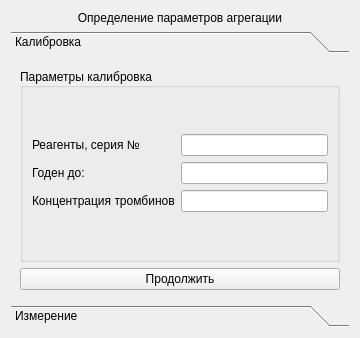
This is choisedialog/agr1.ui in krang4d/Agrekola as Qt 5 draws it before an edit. The edited form follows.
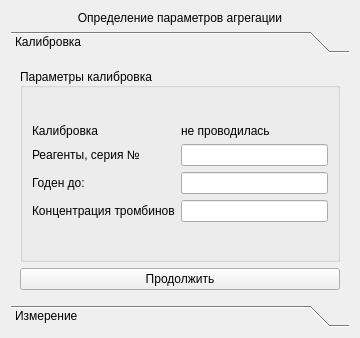
This is the edited form. The open tabs and pages were chosen to show the change. Custom widgets are drawn as their Qt base class.

Commit message: add methods Wait() & getMaximum() to the class ProgressTimerBar

```diff
--- a/choisedialog/agr1.ui
+++ b/choisedialog/agr1.ui
@@ -64,7 +64,7 @@
             </property>
            </spacer>
           </item>
-          <item row="1" column="0">
+          <item row="2" column="0">
            <widget class="QLabel" name="label_1">
             <property name="text">
              <string>Реагенты, серия №</string>
@@ -74,10 +74,10 @@
             </property>
            </widget>
           </item>
-          <item row="1" column="1">
+          <item row="2" column="1">
            <widget class="QLineEdit" name="lineEdit_1"/>
           </item>
-          <item row="2" column="0">
+          <item row="3" column="0">
            <widget class="QLabel" name="label_2">
             <property name="text">
              <string>Годен до:</string>
@@ -87,10 +87,10 @@
             </property>
            </widget>
           </item>
-          <item row="2" column="1">
+          <item row="3" column="1">
            <widget class="QLineEdit" name="lineEdit_2"/>
           </item>
-          <item row="3" column="0">
+          <item row="4" column="0">
            <widget class="QLabel" name="label_3">
             <property name="text">
              <string>Концентрация тромбинов</string>
@@ -100,10 +100,10 @@
             </property>
            </widget>
           </item>
-          <item row="3" column="1">
+          <item row="4" column="1">
            <widget class="QLineEdit" name="lineEdit_3"/>
           </item>
-          <item row="4" column="0">
+          <item row="5" column="0">
            <spacer name="verticalSpacer_2">
             <property name="orientation">
              <enum>Qt::Vertical</enum>
@@ -116,6 +116,20 @@
             </property>
            </spacer>
           </item>
+          <item row="1" column="0">
+           <widget class="QLabel" name="label_4">
+            <property name="text">
+             <string>Калибровка</string>
+            </property>
+           </widget>
+          </item>
+          <item row="1" column="1">
+           <widget class="QLabel" name="label_calibrationData">
+            <property name="text">
+             <string>не проводилась</string>
+            </property>
+           </widget>
+          </item>
          </layout>
         </widget>
        </item>
```
Left out of the diff: 2 changed lines with no effect on the pictures. The commit also changes 7 other files.
